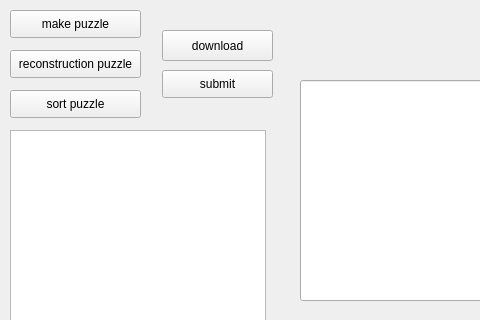
Qt form GUI_Qt/mainwindow.ui (Daikiiii/Procon32_Simulator) before a commit; both pictures show x 0 to 480 and y 0 to 320 of the 1236 by 441 pixel window.
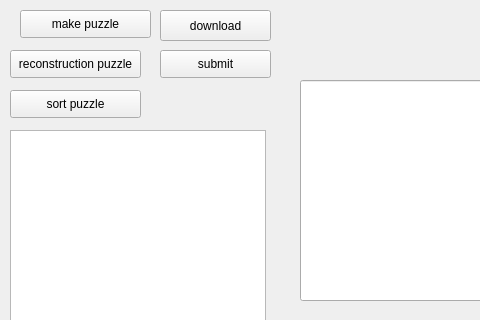
The same form after that commit.

What changed in the file:
```diff
--- a/GUI_Qt/mainwindow.ui
+++ b/GUI_Qt/mainwindow.ui
@@ -17,7 +17,7 @@
    <widget class="QPushButton" name="pushButton">
     <property name="geometry">
      <rect>
-      <x>10</x>
+      <x>20</x>
       <y>10</y>
       <width>131</width>
       <height>28</height>
@@ -79,8 +79,8 @@
    <widget class="QPushButton" name="pushButton_4">
     <property name="geometry">
      <rect>
-      <x>162</x>
-      <y>30</y>
+      <x>160</x>
+      <y>10</y>
       <width>111</width>
       <height>31</height>
      </rect>
@@ -92,8 +92,8 @@
    <widget class="QPushButton" name="pushButton_5">
     <property name="geometry">
      <rect>
-      <x>162</x>
-      <y>70</y>
+      <x>160</x>
+      <y>50</y>
       <width>111</width>
       <height>28</height>
      </rect>
```
